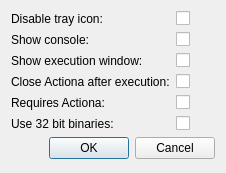
This is gui/ui/sfxscriptdialog.ui in Jmgr/actiona as Qt 5 draws it before an edit. The edited form follows.
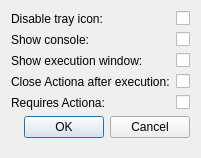
This is the edited form.

Commit message: SFX and icon fixes for Windows

Patch:
```diff
--- a/gui/ui/sfxscriptdialog.ui
+++ b/gui/ui/sfxscriptdialog.ui
@@ -6,8 +6,8 @@
    <rect>
     <x>0</x>
     <y>0</y>
-    <width>226</width>
-    <height>173</height>
+    <width>199</width>
+    <height>158</height>
    </rect>
   </property>
   <property name="windowTitle">
@@ -73,30 +73,6 @@
      </property>
     </widget>
    </item>
-   <item row="7" column="0" colspan="2">
-    <widget class="QDialogButtonBox" name="buttonBox">
-     <property name="orientation">
-      <enum>Qt::Horizontal</enum>
-     </property>
-     <property name="standardButtons">
-      <set>QDialogButtonBox::Cancel|QDialogButtonBox::Ok</set>
-     </property>
-    </widget>
-   </item>
-   <item row="5" column="0">
-    <widget class="QLabel" name="use32BitBinariesLabel">
-     <property name="text">
-      <string>Use 32 bit binaries:</string>
-     </property>
-    </widget>
-   </item>
-   <item row="5" column="1">
-    <widget class="QCheckBox" name="use32BitBinaries">
-     <property name="text">
-      <string/>
-     </property>
-    </widget>
-   </item>
    <item row="4" column="0">
     <widget class="QLabel" name="label_2">
      <property name="text">
@@ -111,6 +87,16 @@
      </property>
     </widget>
    </item>
+   <item row="6" column="0" colspan="2">
+    <widget class="QDialogButtonBox" name="buttonBox">
+     <property name="orientation">
+      <enum>Qt::Horizontal</enum>
+     </property>
+     <property name="standardButtons">
+      <set>QDialogButtonBox::Cancel|QDialogButtonBox::Ok</set>
+     </property>
+    </widget>
+   </item>
   </layout>
  </widget>
  <resources/>
```
The commit also changes 6 other files.
